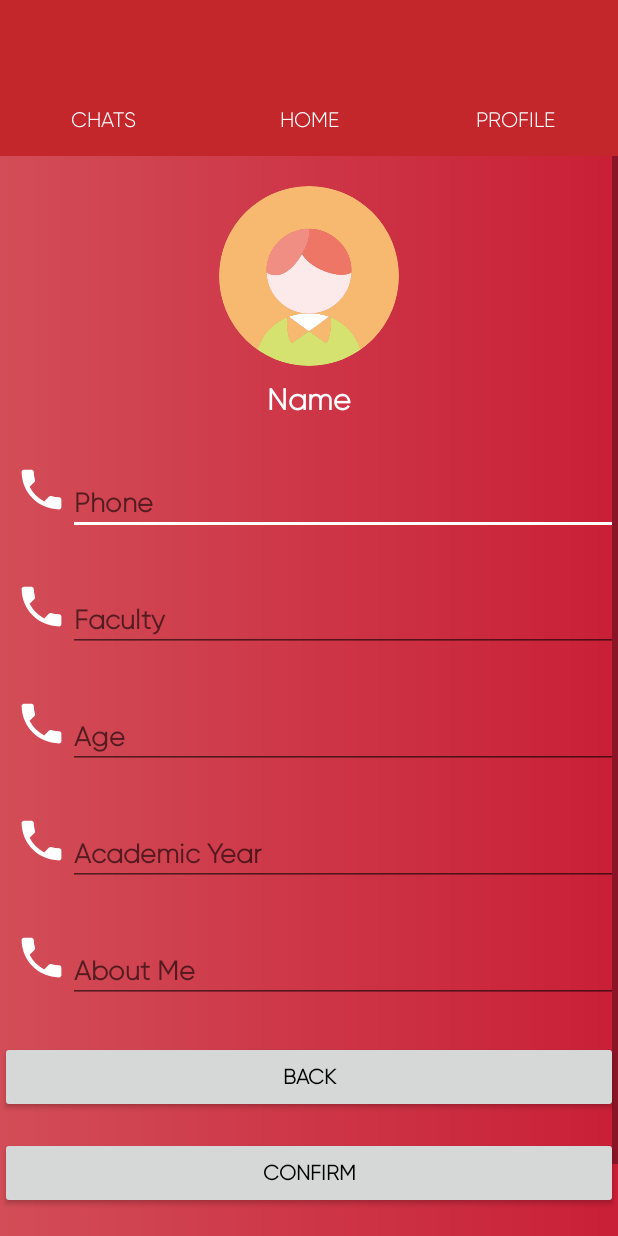
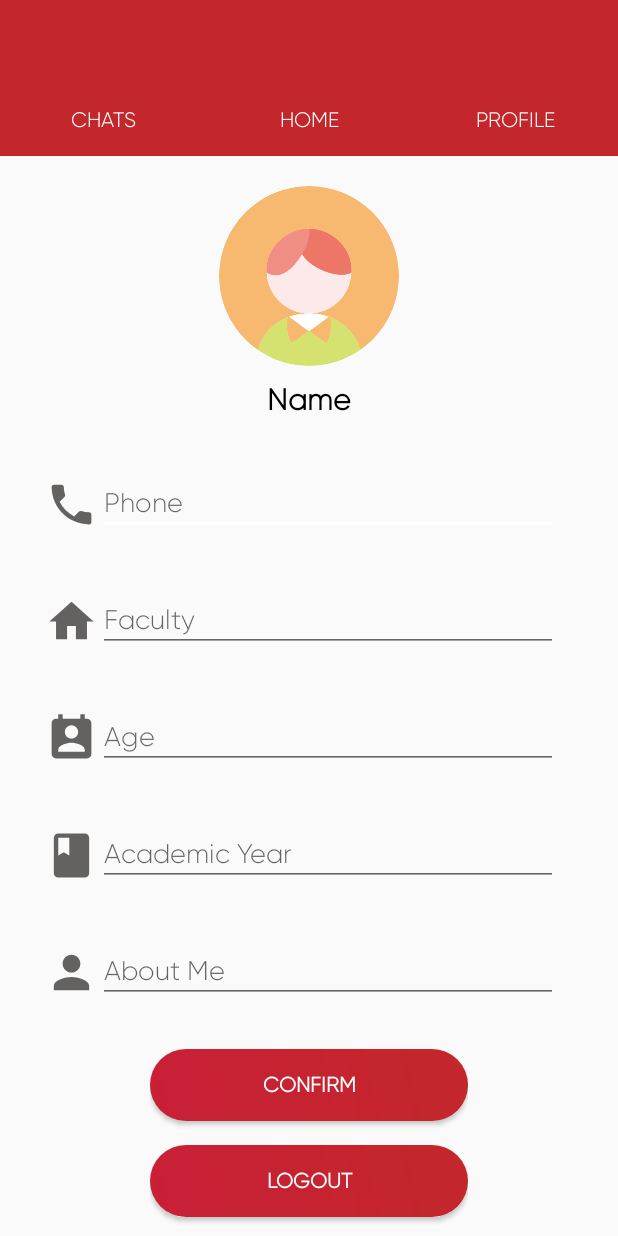
Before and after one commit to Malith97/seist, an Android app: the SettingsActivity screen opened directly, with no data from a screen before it, on a phone screen of 412 x 824 dp. Run offline under Robolectric (Android 15) with nearby library versions, the phone set to English and light mode, and no system bars; our stand-ins replace CircleImageView, Firebase (no records; nobody signed in at launch, a user with empty details on screens opened directly).

Commit message:
UI Layouts Fixed
changed UI bit and add additional text fields to the profile

```diff
--- a/app/src/main/java/com/synnlabz/seist/SettingsActivity.java
+++ b/app/src/main/java/com/synnlabz/seist/SettingsActivity.java
@@ -37,17 +37,21 @@ import java.util.Map;
 public class SettingsActivity extends AppCompatActivity {
 
     private EditText mPhoneField;
+    private EditText mFacultyField;
+    private EditText mBioField;
+    private EditText mAgeField;
+    private EditText mYearField;
 
     private TextView mNameField;
 
-    private Button mBack, mConfirm;
+    private Button mConfirm;
 
     private ImageView mProfileImage;
 
     private FirebaseAuth mAuth;
     private DatabaseReference mUserDatabase;
 
-    private String userId, name, phone, profileImageUrl, userSex;
+    private String userId, name, phone, profileImageUrl , faculty , bio , age , year ,userSex;
 
     private Uri resultUri;
 
@@ -57,11 +61,15 @@ public class SettingsActivity extends AppCompatActivity {
         setContentView(R.layout.activity_settings);
 
         mNameField = (TextView) findViewById(R.id.name);
+
         mPhoneField = (EditText) findViewById(R.id.phone);
+        mFacultyField = (EditText) findViewById(R.id.faculty);
+        mBioField = (EditText) findViewById(R.id.bio);
+        mAgeField = (EditText) findViewById(R.id.age);
+        mYearField = (EditText) findViewById(R.id.year);
 
         mProfileImage = (ImageView) findViewById(R.id.profileImage);
 
-        mBack = (Button) findViewById(R.id.back);
         mConfirm = (Button) findViewById(R.id.confirm);
 
         mAuth = FirebaseAuth.getInstance();
@@ -85,13 +93,6 @@ public class SettingsActivity extends AppCompatActivity {
                 saveUserInformation();
             }
         });
-        mBack.setOnClickListener(new View.OnClickListener() {
-            @Override
-            public void onClick(View view) {
-                finish();
-                return;
-            }
-        });
     }
 
 
@@ -108,6 +109,22 @@ public class SettingsActivity extends AppCompatActivity {
                     if(map.get("phone")!=null){
                         phone = map.get("phone").toString();
                         mPhoneField.setText(phone);
+                    }
+                    if(map.get("faculty")!=null){
+                        faculty = map.get("faculty").toString();
+                        mFacultyField.setText(faculty);
+                    }
+                    if(map.get("year")!=null){
+                        year = map.get("year").toString();
+                        mYearField.setText(year);
+                    }
+                    if(map.get("bio")!=null){
+                        bio = map.get("bio").toString();
+                        mBioField.setText(bio);
+                    }
+                    if(map.get("age")!=null){
+                        age = map.get("age").toString();
+                        mAgeField.setText(age);
                     }
                     if(map.get("sex")!=null){
                         userSex = map.get("sex").toString();
@@ -138,10 +155,18 @@ public class SettingsActivity extends AppCompatActivity {
     private void saveUserInformation() {
         name = mNameField.getText().toString();
         phone = mPhoneField.getText().toString();
+        faculty = mFacultyField.getText().toString();
+        year = mYearField.getText().toString();
+        age = mAgeField.getText().toString();
+        bio = mBioField.getText().toString();
 
         Map userInfo = new HashMap();
         userInfo.put("name", name);
         userInfo.put("phone", phone);
+        userInfo.put("faculty", faculty);
+        userInfo.put("year", year);
+        userInfo.put("age", age);
+        userInfo.put("bio", bio);
         mUserDatabase.updateChildren(userInfo);
         if(resultUri != null){
             final StorageReference filepath = FirebaseStorage.getInstance().getReference().child("profileImages").child(userId);
--- /dev/null
+++ b/app/src/main/res/drawable/button.xml
@@ -0,0 +1,13 @@
+<?xml version="1.0" encoding="utf-8"?>
+<shape xmlns:android="http://schemas.android.com/apk/res/android">
+    <gradient android:angle="45"
+        android:startColor="@color/gradStop"
+        android:endColor="@color/lightred"></gradient>
+
+    <corners android:radius="45dp" />
+    <padding  android:bottom="6dp"
+        android:left="6dp"
+        android:top="6dp"
+        android:right="6dp"></padding>
+
+</shape>
--- /dev/null
+++ b/app/src/main/res/drawable/ic_age.xml
@@ -0,0 +1,5 @@
+<vector android:height="24dp" android:tint="#646161"
+    android:viewportHeight="24.0" android:viewportWidth="24.0"
+    android:width="24dp" xmlns:android="http://schemas.android.com/apk/res/android">
+    <path android:fillColor="#FF000000" android:pathData="M19,3h-1L18,1h-2v2L8,3L8,1L6,1v2L5,3c-1.11,0 -2,0.9 -2,2v14c0,1.1 0.89,2 2,2h14c1.1,0 2,-0.9 2,-2L21,5c0,-1.1 -0.9,-2 -2,-2zM12,6c1.66,0 3,1.34 3,3s-1.34,3 -3,3 -3,-1.34 -3,-3 1.34,-3 3,-3zM18,18L6,18v-1c0,-2 4,-3.1 6,-3.1s6,1.1 6,3.1v1z"/>
+</vector>
--- /dev/null
+++ b/app/src/main/res/drawable/ic_bio.xml
@@ -0,0 +1,5 @@
+<vector android:height="24dp" android:tint="#646161"
+    android:viewportHeight="24.0" android:viewportWidth="24.0"
+    android:width="24dp" xmlns:android="http://schemas.android.com/apk/res/android">
+    <path android:fillColor="#FF000000" android:pathData="M12,12c2.21,0 4,-1.79 4,-4s-1.79,-4 -4,-4 -4,1.79 -4,4 1.79,4 4,4zM12,14c-2.67,0 -8,1.34 -8,4v2h16v-2c0,-2.66 -5.33,-4 -8,-4z"/>
+</vector>
--- /dev/null
+++ b/app/src/main/res/drawable/ic_faculty.xml
@@ -0,0 +1,10 @@
+<vector xmlns:android="http://schemas.android.com/apk/res/android"
+    android:tint="#646161"
+        android:width="24dp"
+        android:height="24dp"
+        android:viewportWidth="24.0"
+        android:viewportHeight="24.0">
+    <path
+        android:fillColor="#FF000000"
+        android:pathData="M10,20v-6h4v6h5v-8h3L12,3 2,12h3v8z"/>
+</vector>
--- a/app/src/main/res/drawable/ic_phone_black_24dp.xml
+++ b/app/src/main/res/drawable/ic_phone_black_24dp.xml
@@ -1,5 +1,12 @@
-<vector android:height="35dp" android:tint="#FFFFFF"
-    android:viewportHeight="24.0" android:viewportWidth="24.0"
-    android:width="35dp" xmlns:android="http://schemas.android.com/apk/res/android">
-    <path android:fillColor="#FF000000" android:pathData="M6.62,10.79c1.44,2.83 3.76,5.14 6.59,6.59l2.2,-2.2c0.27,-0.27 0.67,-0.36 1.02,-0.24 1.12,0.37 2.33,0.57 3.57,0.57 0.55,0 1,0.45 1,1V20c0,0.55 -0.45,1 -1,1 -9.39,0 -17,-7.61 -17,-17 0,-0.55 0.45,-1 1,-1h3.5c0.55,0 1,0.45 1,1 0,1.25 0.2,2.45 0.57,3.57 0.11,0.35 0.03,0.74 -0.25,1.02l-2.2,2.2z"/>
+<vector
+    android:height="35dp"
+    android:tint="#646161"
+    android:viewportHeight="24.0"
+    android:viewportWidth="24.0"
+    android:width="35dp"
+    xmlns:android="http://schemas.android.com/apk/res/android">
+
+    <path
+        android:fillColor="#FF000000"
+        android:pathData="M6.62,10.79c1.44,2.83 3.76,5.14 6.59,6.59l2.2,-2.2c0.27,-0.27 0.67,-0.36 1.02,-0.24 1.12,0.37 2.33,0.57 3.57,0.57 0.55,0 1,0.45 1,1V20c0,0.55 -0.45,1 -1,1 -9.39,0 -17,-7.61 -17,-17 0,-0.55 0.45,-1 1,-1h3.5c0.55,0 1,0.45 1,1 0,1.25 0.2,2.45 0.57,3.57 0.11,0.35 0.03,0.74 -0.25,1.02l-2.2,2.2z"/>
 </vector>
--- /dev/null
+++ b/app/src/main/res/drawable/ic_year.xml
@@ -0,0 +1,5 @@
+<vector android:height="24dp" android:tint="#646161"
+    android:viewportHeight="24.0" android:viewportWidth="24.0"
+    android:width="24dp" xmlns:android="http://schemas.android.com/apk/res/android">
+    <path android:fillColor="#FF000000" android:pathData="M18,2H6c-1.1,0 -2,0.9 -2,2v16c0,1.1 0.9,2 2,2h12c1.1,0 2,-0.9 2,-2V4c0,-1.1 -0.9,-2 -2,-2zM6,4h5v8l-2.5,-1.5L6,12V4z"/>
+</vector>
--- a/app/src/main/res/layout/activity_settings.xml
+++ b/app/src/main/res/layout/activity_settings.xml
@@ -4,8 +4,7 @@
     android:layout_width="match_parent"
     android:layout_height="match_parent"
     tools:context="com.synnlabz.seist.SettingsActivity"
-    android:orientation="vertical"
-    android:background="@drawable/grad_bg">
+    android:orientation="vertical">
 
     <androidx.appcompat.widget.Toolbar
         android:id="@+id/toolbar"
@@ -86,7 +85,7 @@
                 android:layout_centerHorizontal="true"
                 android:textStyle="bold"
                 android:layout_marginTop="10dp"
-                android:textColor="@color/white"/>
+                android:textColor="@color/black"/>
 
             <LinearLayout
                 android:id="@+id/linearlayout_1"
@@ -94,13 +93,16 @@
                 android:layout_height="wrap_content"
                 android:orientation="horizontal"
                 android:layout_below="@+id/name"
-                android:layout_marginTop="10dp">
+                android:layout_marginTop="10dp"
+                android:layout_marginLeft="20sp"
+                android:layout_marginRight="20sp">
 
                 <ImageView
                     android:layout_width="35dp"
                     android:layout_height="35dp"
                     android:src="@drawable/ic_phone_black_24dp"
-                    android:layout_marginLeft="10dp"/>
+                    android:layout_marginLeft="10dp"
+                    android:layout_marginTop="10dp"/>
 
                 <EditText
                     android:id="@+id/phone"
@@ -109,10 +111,10 @@
                     android:hint="Phone"
                     android:fontFamily="@font/g_light"
                     android:layout_marginBottom="20sp"
-                    android:inputType="phone"
-                    android:textStyle="bold"
+                    android:inputType="number"
                     android:layout_marginTop="5dp"
-                    android:textColor="@color/white"/>
+                    android:textColor="@color/black"
+                    android:layout_marginRight="20sp"/>
 
 
             </LinearLayout>
@@ -123,13 +125,16 @@
                 android:layout_height="wrap_content"
                 android:orientation="horizontal"
                 android:layout_below="@+id/linearlayout_1"
-                android:layout_marginTop="10dp">
+                android:layout_marginTop="10dp"
+                android:layout_marginLeft="20sp"
+                android:layout_marginRight="20sp">
 
                 <ImageView
                     android:layout_width="35dp"
                     android:layout_height="35dp"
-                    android:src="@drawable/ic_phone_black_24dp"
-                    android:layout_marginLeft="10dp"/>
+                    android:src="@drawable/ic_faculty"
+                    android:layout_marginLeft="10dp"
+                    android:layout_marginTop="10dp"/>
 
                 <EditText
                     android:id="@+id/faculty"
@@ -139,10 +144,9 @@
                     android:hint="Faculty"
                     android:fontFamily="@font/g_light"
                     android:layout_marginBottom="20sp"
-                    android:inputType="phone"
-                    android:textStyle="bold"
                     android:layout_marginTop="5dp"
-                    android:textColor="@color/white"/>
+                    android:textColor="@color/black"
+                    android:layout_marginRight="20sp"/>
 
 
             </LinearLayout>
@@ -153,13 +157,16 @@
                 android:layout_height="wrap_content"
                 android:orientation="horizontal"
                 android:layout_below="@+id/linearlayout_2"
-                android:layout_marginTop="10dp">
+                android:layout_marginTop="10dp"
+                android:layout_marginLeft="20sp"
+                android:layout_marginRight="20sp">
 
                 <ImageView
                     android:layout_width="35dp"
                     android:layout_height="35dp"
-                    android:src="@drawable/ic_phone_black_24dp"
-                    android:layout_marginLeft="10dp"/>
+                    android:src="@drawable/ic_age"
+                    android:layout_marginLeft="10dp"
+                    android:layout_marginTop="10dp"/>
 
                 <EditText
                     android:id="@+id/age"
@@ -167,12 +174,13 @@
                     android:layout_height="wrap_content"
                     android:layout_below="@+id/phone"
                     android:hint="Age"
+                    android:maxLength="3"
                     android:fontFamily="@font/g_light"
                     android:layout_marginBottom="20sp"
-                    android:inputType="phone"
-                    android:textStyle="bold"
+                    android:inputType="number"
                     android:layout_marginTop="5dp"
-                    android:textColor="@color/white"/>
+                    android:textColor="@color/black"
+                    android:layout_marginRight="20sp"/>
 
 
             </LinearLayout>
@@ -183,13 +191,16 @@
                 android:layout_height="wrap_content"
                 android:orientation="horizontal"
                 android:layout_below="@+id/linearlayout_3"
-                android:layout_marginTop="10dp">
+                android:layout_marginTop="10dp"
+                android:layout_marginLeft="20sp"
+                android:layout_marginRight="20sp">
 
                 <ImageView
                     android:layout_width="35dp"
                     android:layout_height="35dp"
-                    android:src="@drawable/ic_phone_black_24dp"
-                    android:layout_marginLeft="10dp"/>
+                    android:src="@drawable/ic_year"
+                    android:layout_marginLeft="10dp"
+                    android:layout_marginTop="10dp"/>
 
                 <EditText
                     android:id="@+id/year"
@@ -197,12 +208,13 @@
                     android:layout_height="wrap_content"
                     android:layout_below="@+id/phone"
                     android:hint="Academic Year"
+                    android:maxLength="2"
                     android:fontFamily="@font/g_light"
                     android:layout_marginBottom="20sp"
-                    android:inputType="phone"
-                    android:textStyle="bold"
+                    android:inputType="number"
                     android:layout_marginTop="5dp"
-                    android:textColor="@color/white"/>
+                    android:textColor="@color/black"
+                    android:layout_marginRight="20sp"/>
 
 
             </LinearLayout>
@@ -213,13 +225,16 @@
                 android:layout_height="wrap_content"
                 android:orientation="horizontal"
                 android:layout_below="@+id/linearlayout_4"
-                android:layout_marginTop="10dp">
+                android:layout_marginTop="10dp"
+                android:layout_marginLeft="20sp"
+                android:layout_marginRight="20sp">
 
                 <ImageView
                     android:layout_width="35dp"
                     android:layout_height="35dp"
-                    android:src="@drawable/ic_phone_black_24dp"
-                    android:layout_marginLeft="10dp"/>
+                    android:src="@drawable/ic_bio"
+                    android:layout_marginLeft="10dp"
+                    android:layout_marginTop="10dp"/>
 
                 <EditText
                     android:id="@+id/bio"
@@ -229,10 +244,10 @@
                     android:hint="About Me"
                     android:fontFamily="@font/g_light"
                     android:layout_marginBottom="20sp"
-                    android:inputType="phone"
-                    android:textStyle="bold"
+                    android:inputType="text"
                     android:layout_marginTop="5dp"
-                    android:textColor="@color/white"/>
+                    android:textColor="@color/black"
+                    android:layout_marginRight="20sp"/>
 
 
             </LinearLayout>
@@ -243,17 +258,22 @@
                 android:layout_height="wrap_content"
                 android:orientation="horizontal"
                 android:layout_below="@+id/linearlayout_5"
-                android:layout_marginTop="5dp">
+                android:layout_marginTop="5dp"
+                android:layout_marginRight="100dp"
+                android:layout_marginLeft="100dp">
 
                 <Button
-                    android:id="@+id/back"
+                    android:background="@drawable/button"
+                    android:id="@+id/confirm"
                     android:layout_width="match_parent"
                     android:layout_height="wrap_content"
-                    android:text="Back"
+                    android:layout_below="@+id/phone"
+                    android:text="Confirm"
                     android:fontFamily="@font/g_light"
                     android:layout_marginBottom="5sp"
                     android:textStyle="bold"
-                    android:textColor="@color/black"/>
+                    android:layout_marginTop="5dp"
+                    android:textColor="@color/white"/>
 
 
             </LinearLayout>
@@ -264,42 +284,22 @@
                 android:layout_height="wrap_content"
                 android:orientation="horizontal"
                 android:layout_below="@+id/linearlayout_6"
-                android:layout_marginTop="5dp">
+                android:layout_marginTop="5dp"
+                android:layout_marginRight="100dp"
+                android:layout_marginLeft="100dp">
 
                 <Button
-                    android:id="@+id/confirm"
-                    android:layout_width="match_parent"
-                    android:layout_height="wrap_content"
-                    android:layout_below="@+id/phone"
-                    android:text="Confirm"
-                    android:fontFamily="@font/g_light"
-                    android:layout_marginBottom="5sp"
-                    android:textStyle="bold"
-                    android:layout_marginTop="5dp"
-                    android:textColor="@color/black"/>
-
-
-            </LinearLayout>
-
-            <LinearLayout
-                android:id="@+id/linearlayout_8"
-                android:layout_width="match_parent"
-                android:layout_height="wrap_content"
-                android:orientation="horizontal"
-                android:layout_below="@+id/linearlayout_7"
-                android:layout_marginTop="5dp">
-
-                <Button
+                    android:background="@drawable/button"
                     android:id="@+id/logout"
                     android:layout_width="match_parent"
                     android:layout_height="wrap_content"
                     android:text="Logout"
                     android:fontFamily="@font/g_light"
                     android:onClick="logoutUser"
-                    android:layout_marginBottom="5sp"
+                    android:layout_marginBottom="10sp"
                     android:textStyle="bold"
                     android:layout_marginTop="5dp"
-                    android:textColor="@color/black"/>
+                    android:textColor="@color/white"/>
 
 
             </LinearLayout>
```
